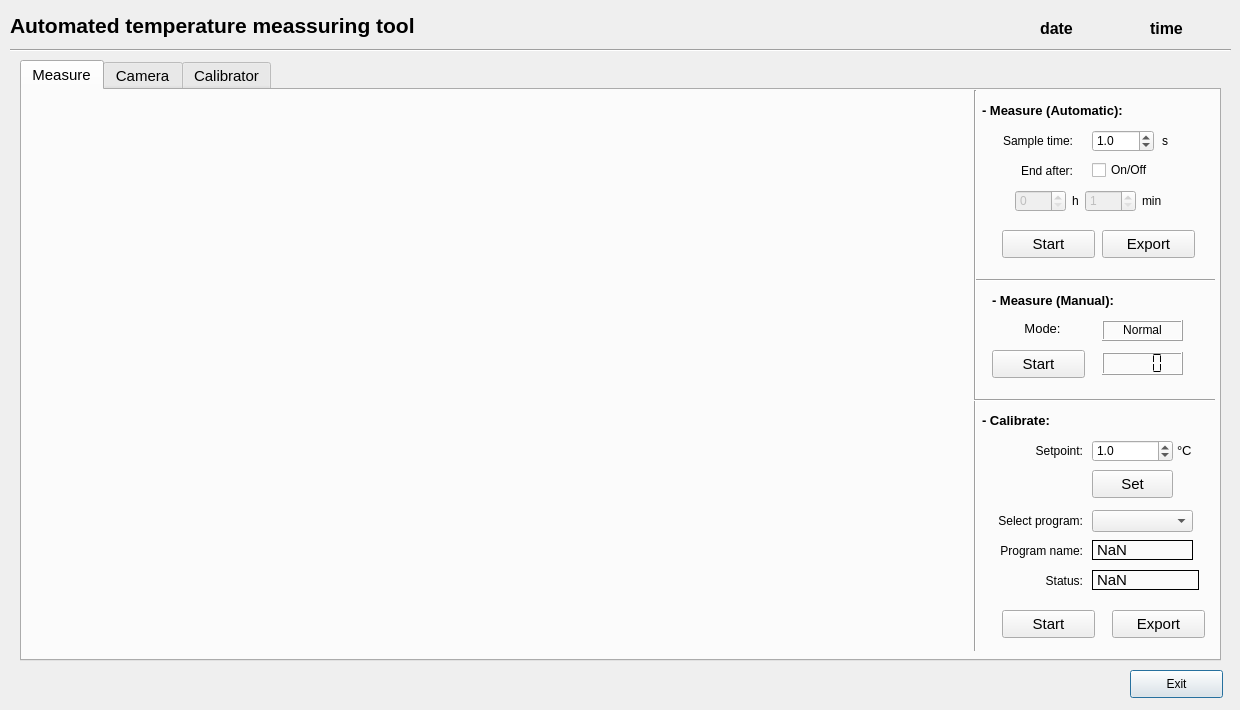
This is mainWindow.ui in LukaMelinc/Minolta-Thermal-Camera as Qt 5 draws it before an edit. The edited form follows.
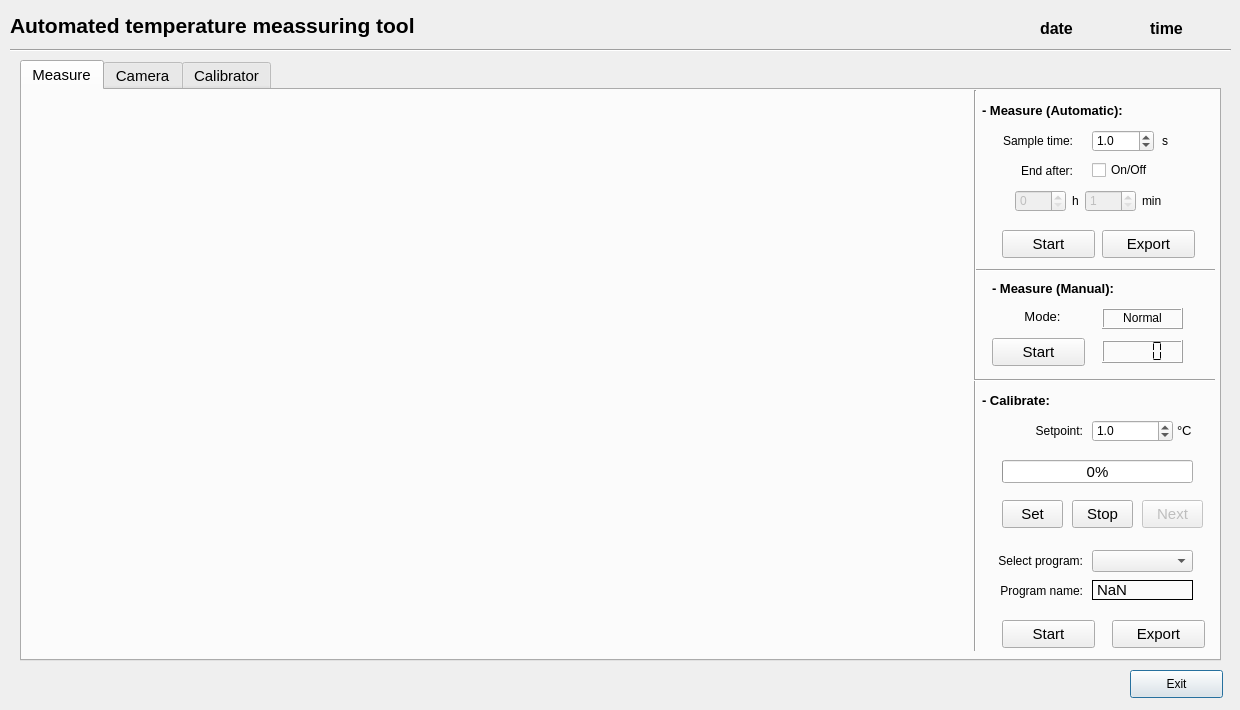
This is the edited form. The open tabs and pages were chosen to show the change. Custom widgets are drawn as their Qt base class.

Patch:
```diff
--- a/mainWindow.ui
+++ b/mainWindow.ui
@@ -194,7 +194,7 @@
      <property name="geometry">
       <rect>
        <x>1080</x>
-       <y>230</y>
+       <y>218</y>
        <width>81</width>
        <height>21</height>
       </rect>
@@ -324,7 +324,7 @@
      <property name="geometry">
       <rect>
        <x>1080</x>
-       <y>262</y>
+       <y>250</y>
        <width>81</width>
        <height>23</height>
       </rect>
@@ -392,7 +392,7 @@
      <property name="geometry">
       <rect>
        <x>990</x>
-       <y>228</y>
+       <y>216</y>
        <width>61</width>
        <height>21</height>
       </rect>
@@ -413,7 +413,7 @@
      <property name="geometry">
       <rect>
        <x>970</x>
-       <y>200</y>
+       <y>188</y>
        <width>141</width>
        <height>20</height>
       </rect>
@@ -467,7 +467,7 @@
      <property name="geometry">
       <rect>
        <x>960</x>
-       <y>320</y>
+       <y>300</y>
        <width>191</width>
        <height>20</height>
       </rect>
@@ -488,7 +488,7 @@
      <property name="geometry">
       <rect>
        <x>970</x>
-       <y>260</y>
+       <y>248</y>
        <width>93</width>
        <height>28</height>
       </rect>
@@ -501,7 +501,7 @@
      <property name="geometry">
       <rect>
        <x>952</x>
-       <y>180</y>
+       <y>170</y>
        <width>241</width>
        <height>20</height>
       </rect>
@@ -602,7 +602,7 @@
      <property name="geometry">
       <rect>
        <x>952</x>
-       <y>300</y>
+       <y>280</y>
        <width>241</width>
        <height>20</height>
       </rect>
@@ -615,7 +615,7 @@
      <property name="geometry">
       <rect>
        <x>980</x>
-       <y>350</y>
+       <y>330</y>
        <width>81</width>
        <height>21</height>
       </rect>
@@ -636,7 +636,7 @@
      <property name="geometry">
       <rect>
        <x>970</x>
-       <y>420</y>
+       <y>460</y>
        <width>91</width>
        <height>21</height>
       </rect>
@@ -657,7 +657,7 @@
      <property name="geometry">
       <rect>
        <x>1070</x>
-       <y>420</y>
+       <y>460</y>
        <width>101</width>
        <height>22</height>
       </rect>
@@ -667,7 +667,7 @@
      <property name="geometry">
       <rect>
        <x>980</x>
-       <y>520</y>
+       <y>530</y>
        <width>93</width>
        <height>28</height>
       </rect>
@@ -680,7 +680,7 @@
      <property name="geometry">
       <rect>
        <x>1090</x>
-       <y>520</y>
+       <y>530</y>
        <width>93</width>
        <height>28</height>
       </rect>
@@ -696,7 +696,7 @@
      <property name="geometry">
       <rect>
        <x>1070</x>
-       <y>350</y>
+       <y>330</y>
        <width>81</width>
        <height>22</height>
       </rect>
@@ -726,7 +726,7 @@
      <property name="geometry">
       <rect>
        <x>1155</x>
-       <y>350</y>
+       <y>330</y>
        <width>21</width>
        <height>21</height>
       </rect>
@@ -744,7 +744,7 @@
      <property name="geometry">
       <rect>
        <x>970</x>
-       <y>450</y>
+       <y>490</y>
        <width>91</width>
        <height>21</height>
       </rect>
@@ -761,32 +761,11 @@
       <set>Qt::AlignRight|Qt::AlignTrailing|Qt::AlignVCenter</set>
      </property>
     </widget>
-    <widget class="QLabel" name="label_102">
-     <property name="geometry">
-      <rect>
-       <x>980</x>
-       <y>480</y>
-       <width>81</width>
-       <height>21</height>
-      </rect>
-     </property>
-     <property name="font">
-      <font>
-       <pointsize>9</pointsize>
-      </font>
-     </property>
-     <property name="text">
-      <string>Status:</string>
-     </property>
-     <property name="alignment">
-      <set>Qt::AlignRight|Qt::AlignTrailing|Qt::AlignVCenter</set>
-     </property>
-    </widget>
     <widget class="QLabel" name="lblProgNameMeasurePage">
      <property name="geometry">
       <rect>
        <x>1070</x>
-       <y>450</y>
+       <y>490</y>
        <width>101</width>
        <height>20</height>
       </rect>
@@ -798,28 +777,12 @@
       <string>NaN</string>
      </property>
     </widget>
-    <widget class="QLabel" name="lblProgStatusMeasurePage">
-     <property name="geometry">
-      <rect>
-       <x>1070</x>
-       <y>480</y>
-       <width>107</width>
-       <height>20</height>
-      </rect>
-     </property>
-     <property name="frameShape">
-      <enum>QFrame::Box</enum>
-     </property>
-     <property name="text">
-      <string>NaN</string>
-     </property>
-    </widget>
     <widget class="QPushButton" name="btnSetSetpoint">
      <property name="geometry">
       <rect>
-       <x>1070</x>
-       <y>380</y>
-       <width>81</width>
+       <x>980</x>
+       <y>410</y>
+       <width>61</width>
        <height>28</height>
       </rect>
      </property>
@@ -827,6 +790,54 @@
       <string>Set</string>
      </property>
     </widget>
+    <widget class="QProgressBar" name="pbHeater">
+     <property name="geometry">
+      <rect>
+       <x>980</x>
+       <y>370</y>
+       <width>191</width>
+       <height>23</height>
+      </rect>
+     </property>
+     <property name="value">
+      <number>0</number>
+     </property>
+     <property name="textDirection">
+      <enum>QProgressBar::TopToBottom</enum>
+     </property>
+    </widget>
+    <widget class="QPushButton" name="btnAdvanceNext">
+     <property name="enabled">
+      <bool>false</bool>
+     </property>
+     <property name="geometry">
+      <rect>
+       <x>1120</x>
+       <y>410</y>
+       <width>61</width>
+       <height>28</height>
+      </rect>
+     </property>
+     <property name="text">
+      <string>Next</string>
+     </property>
+    </widget>
+    <widget class="QPushButton" name="btnStopHeating">
+     <property name="enabled">
+      <bool>true</bool>
+     </property>
+     <property name="geometry">
+      <rect>
+       <x>1050</x>
+       <y>410</y>
+       <width>61</width>
+       <height>28</height>
+      </rect>
+     </property>
+     <property name="text">
+      <string>Stop</string>
+     </property>
+    </widget>
    </widget>
    <widget class="QWidget" name="tabCamera">
     <attribute name="title">
```
Left out of the diff: 75 changed lines with no effect on the pictures.
